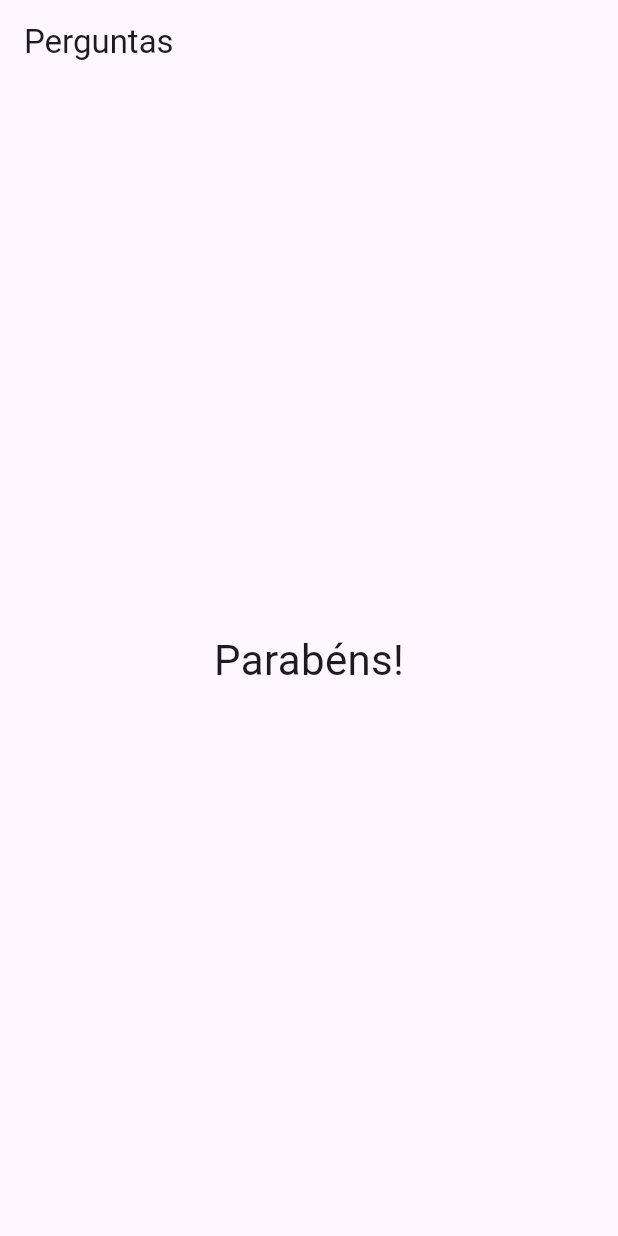
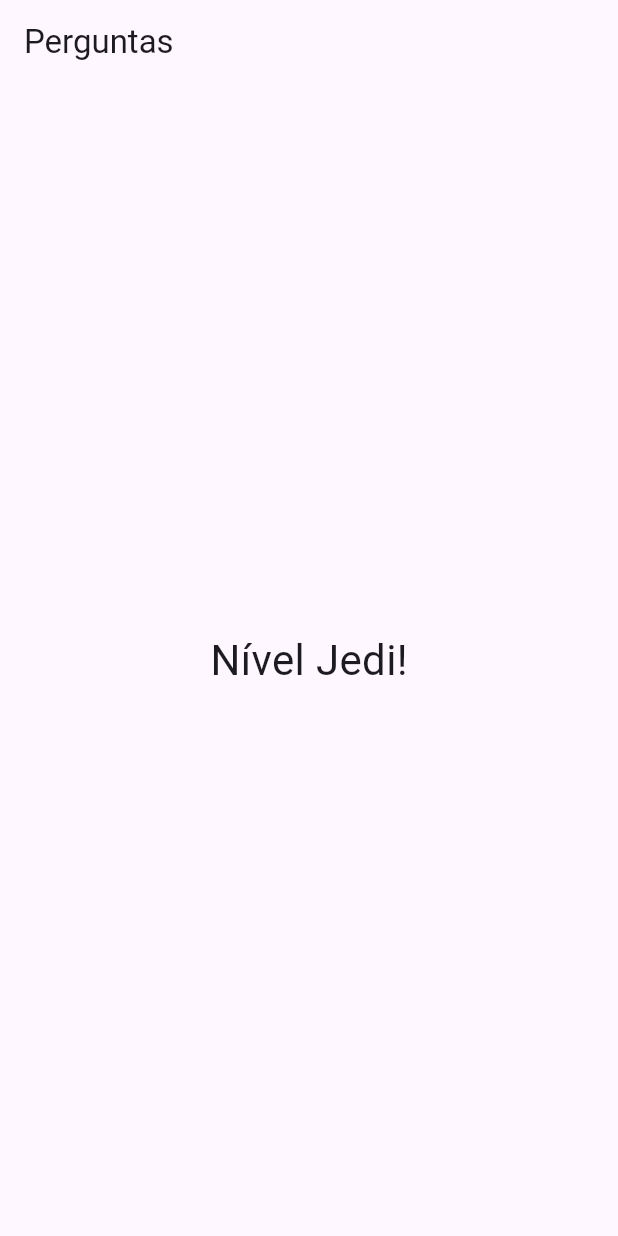
Before and after one commit to oJaciel/App-Perguntas, a Flutter app: the screen it shows after launch, after a tap on "Preto", after a tap on "Cobra", after a tap on "Leo", on a phone screen of 412 x 824 dp. Run offline on Flutter 3.47's test engine with Material 3 defaults, Android fonts, the phone set to English and light mode, and no system bars.

Commit message:
Calculando e Exibindo Pontuação

```diff
--- a/lib/main.dart
+++ b/lib/main.dart
@@ -11,12 +11,16 @@ class PerguntaApp extends StatefulWidget {
 
 class _PerguntaAppState extends State<PerguntaApp> {
   var _perguntaSelecionada = 0;
+  var _pontuacaoTotal = 0;
 
-  void _responder() {
+  void _responder(int pontuacao) {
     if (temPerguntaSelecionada) {
       setState(() {
         _perguntaSelecionada++;
+        _pontuacaoTotal += pontuacao;
       });
+
+      print(_pontuacaoTotal);
     }
   }
 
@@ -24,29 +28,29 @@ class _PerguntaAppState extends State<PerguntaApp> {
     {
       'texto': 'Qual é a sua cor favorita?',
       'respostas': [
-        {'texto' : 'Preto', 'nota': 10},
-        {'texto' : 'Vermelho', 'nota': 5},
-        {'texto' : 'Verde', 'nota': 3},
-        {'texto' : 'Branco', 'nota': 1},
-        ],
+        {'texto': 'Preto', 'pontuacao': 10},
+        {'texto': 'Vermelho', 'pontuacao': 5},
+        {'texto': 'Verde', 'pontuacao': 3},
+        {'texto': 'Branco', 'pontuacao': 1},
+      ],
     },
     {
       'texto': 'Qual é o seu animal favorito?',
       'respostas': [
-        {'texto' : 'Coelho', 'nota': 10},
-        {'texto' : 'Cobra', 'nota': 5},
-        {'texto' : 'Elefante', 'nota': 3},
-        {'texto' : 'Leão', 'nota': 1},
-        ],
+        {'texto': 'Coelho', 'pontuacao': 10},
+        {'texto': 'Cobra', 'pontuacao': 5},
+        {'texto': 'Elefante', 'pontuacao': 3},
+        {'texto': 'Leão', 'pontuacao': 1},
+      ],
     },
     {
       'texto': 'Qual seu instrutor favorito?',
       'respostas': [
-        {'texto' : 'Maria', 'nota': 10},
-        {'texto' : 'João', 'nota': 5},
-        {'texto' : 'Leo', 'nota': 3},
-        {'texto' : 'Pedro', 'nota': 1},
-        ],
+        {'texto': 'Maria', 'pontuacao': 10},
+        {'texto': 'João', 'pontuacao': 5},
+        {'texto': 'Leo', 'pontuacao': 3},
+        {'texto': 'Pedro', 'pontuacao': 1},
+      ],
     }
   ];
 
@@ -66,7 +70,7 @@ class _PerguntaAppState extends State<PerguntaApp> {
                   perguntaSelecionada: _perguntaSelecionada,
                   perguntas: _perguntas,
                   quandoResponder: _responder)
-              : const Resultado()),
+              : Resultado(_pontuacaoTotal)),
     );
   }
 }
--- a/lib/questionario.dart
+++ b/lib/questionario.dart
@@ -5,7 +5,7 @@ import 'package:projeto_perguntas/resposta.dart';
 class Questionario extends StatelessWidget {
   final int perguntaSelecionada;
   final List<Map<String, Object>> perguntas;
-  final void Function() quandoResponder;
+  final void Function(int) quandoResponder;
 
   Questionario({
     required this.perguntaSelecionada,
@@ -28,8 +28,10 @@ class Questionario extends StatelessWidget {
       children: [
         Questao(perguntas[perguntaSelecionada]['texto'].toString()),
         //Os ... mostram todos os elementos da lista
-        ...respostas
-            .map((resp) => Resposta(resp['texto'] as String, quandoResponder)),
+        ...respostas.map((resp) {
+          return Resposta(resp['texto'] as String,
+              () => quandoResponder(int.parse(resp['pontuacao'].toString())));
+        }),
       ],
     );
   }
--- a/lib/resultado.dart
+++ b/lib/resultado.dart
@@ -1,13 +1,27 @@
 import 'package:flutter/material.dart';
 
 class Resultado extends StatelessWidget {
-  const Resultado({super.key});
+  final int pontuacao;
+
+  Resultado(this.pontuacao);
+
+  String get fraseResultado {
+    if (pontuacao < 8) {
+      return 'Parabéns!';
+    } else if (pontuacao < 12) {
+      return 'Você é bom!';
+    } else if (pontuacao < 16) {
+      return 'Impressionante!';
+    } else {
+      return 'Nível Jedi!';
+    }
+  }
 
   @override
   Widget build(BuildContext context) {
-    return const Center(
+    return Center(
       child: Text(
-        'Parabéns!',
+        fraseResultado,
         style: TextStyle(fontSize: 28),
       ),
     );
```
